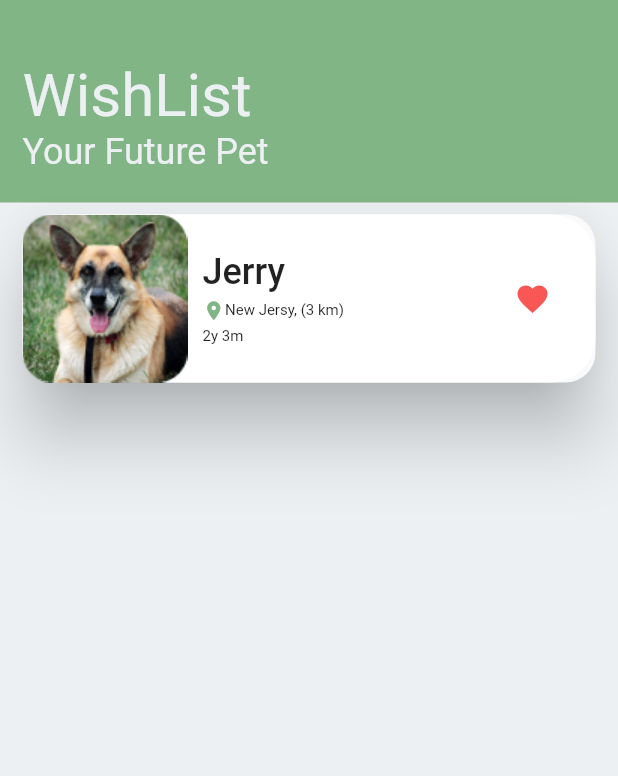
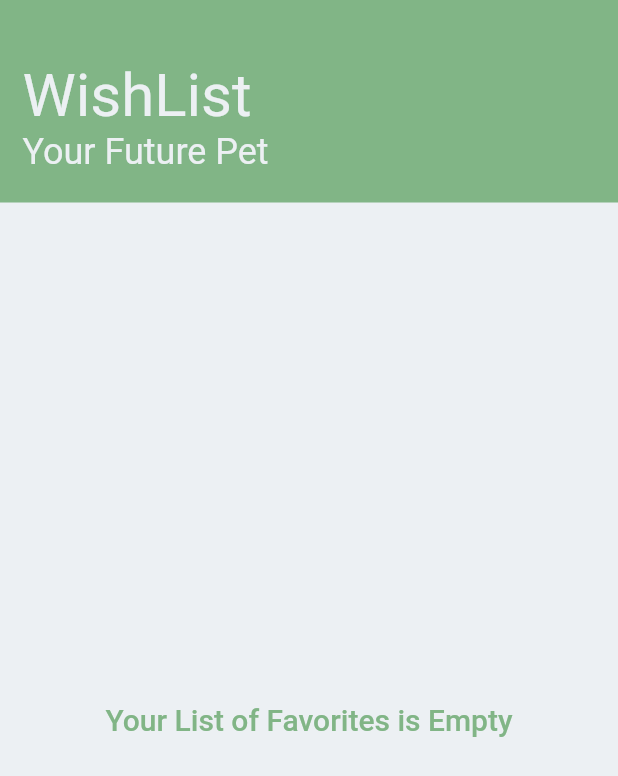
Before and after one commit to shah-tanmay/petify, a Flutter app: the LikedScreen screen opened directly, on a phone screen of 412 x 824 dp. Shown: the top 776 px of the screen. Run offline on Flutter 3.47's test engine with Material 2 defaults, Android fonts, the phone set to English and light mode, and no system bars; missing offline and left inert: dart:ffi.

Commit message:
added liked functionality

```diff
--- /dev/null
+++ b/lib/notifier/liked_notifier.dart
@@ -0,0 +1,20 @@
+import 'dart:collection';
+import 'package:flutter/cupertino.dart';
+import 'package:petify/components/pet_card.dart';
+
+class LikedNotifier extends ChangeNotifier {
+  List<PetCard> _petCardList = [];
+
+  UnmodifiableListView<PetCard> get petCardList =>
+      UnmodifiableListView(_petCardList);
+
+  void add(PetCard petCard) {
+    _petCardList.add(petCard);
+    notifyListeners();
+  }
+
+  void remove(PetCard petCard) {
+    _petCardList.removeWhere((item) => item.name == petCard.name);
+    notifyListeners();
+  }
+}
--- a/lib/screens/liked_screen.dart
+++ b/lib/screens/liked_screen.dart
@@ -1,6 +1,8 @@
 import 'package:flutter/material.dart';
 import 'package:petify/components/pet_card.dart';
 import 'package:petify/constants.dart';
+import 'package:petify/notifier/liked_notifier.dart';
+import 'package:provider/provider.dart';
 
 class LikedScreen extends StatefulWidget {
   const LikedScreen({Key? key}) : super(key: key);
@@ -12,6 +14,7 @@ class LikedScreen extends StatefulWidget {
 class _LikedScreenState extends State<LikedScreen> {
   @override
   Widget build(BuildContext context) {
+    LikedNotifier likedNotifier = Provider.of<LikedNotifier>(context);
     return Scaffold(
       backgroundColor: kPrimaryWhite,
       body: SafeArea(
@@ -35,19 +38,48 @@ class _LikedScreenState extends State<LikedScreen> {
                 ],
               ),
             ),
-            PetCard(
-              image: const Image(
-                image: AssetImage('images/jerry.png'),
-              ),
-              name: "Jerry",
-              location: "New Jersy",
-              away: "3",
-              age: "2y 3m",
-              isLiked: true,
-            ),
+            likedNotifier.petCardList.isNotEmpty
+                ? Expanded(
+                    child: ListView.builder(
+                      itemCount: likedNotifier.petCardList.length,
+                      itemBuilder: (BuildContext context, int index) =>
+                          Consumer<LikedNotifier>(
+                        builder: (context, notifier, children) => PetCard(
+                          image: notifier.petCardList[index].image,
+                          name: notifier.petCardList[index].name,
+                          location: notifier.petCardList[index].location,
+                          away: notifier.petCardList[index].away,
+                          age: notifier.petCardList[index].age,
+                          isLiked: notifier.petCardList[index].isLiked,
+                        ),
+                      ),
+                    ),
+                  )
+                : const Expanded(
+                    child: Center(
+                      child: Text(
+                        "Your List of Favorites is Empty",
+                        style: TextStyle(
+                            fontSize: 20,
+                            fontWeight: FontWeight.w500,
+                            color: kPrimaryColor),
+                      ),
+                    ),
+                  ),
           ],
         ),
       ),
     );
   }
 }
+
+// PetCard(
+//               image: const Image(
+//                 image: AssetImage('images/jerry.png'),
+//               ),
+//               name: "Jerry",
+//               location: "New Jersy",
+//               away: "3",
+//               age: "2y 3m",
+//               isLiked: true,
+//             ),
--- a/lib/screens/search_screen.dart
+++ b/lib/screens/search_screen.dart
@@ -68,7 +68,7 @@ class _SearchScreenState extends State<SearchScreen> {
                     location: "New Jersy",
                     away: "3",
                     age: "2y 3m",
-                    isLiked: true,
+                    isLiked: false,
                   ),
                   PetCard(
                     image: const Image(
--- a/pubspec.yaml
+++ b/pubspec.yaml
@@ -33,7 +33,7 @@ dependencies:
   # The following adds the Cupertino Icons font to your application.
   # Use with the CupertinoIcons class for iOS style icons.
   cupertino_icons: ^1.0.2
-  google_maps_flutter: ^2.1.1
+  provider: ^6.0.2
 
 dev_dependencies:
   flutter_test:
```
Also changed, not shown: lib/components/pet_card.dart (+62 -0 lines), lib/main.dart (+12 -1 lines), pubspec.lock.
